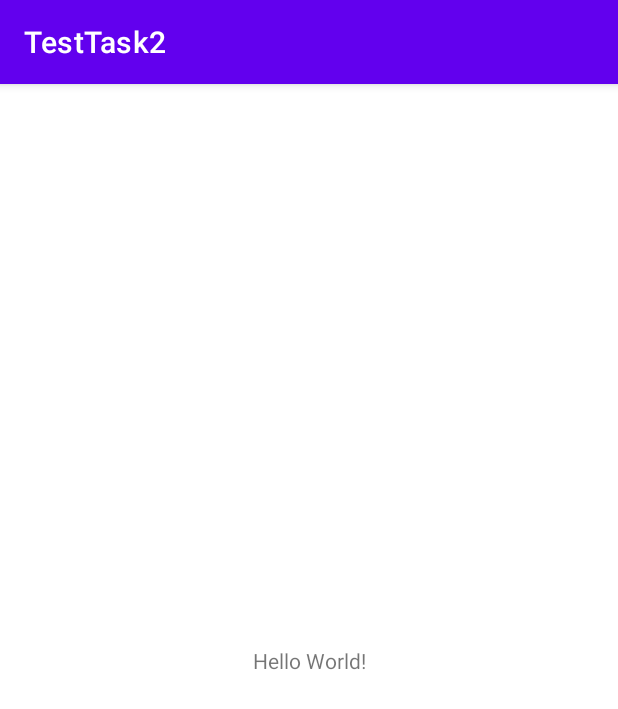
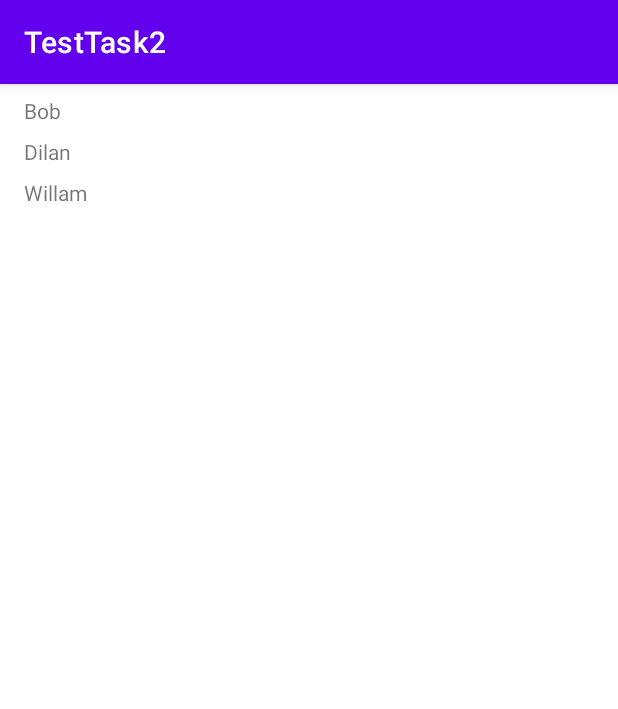
Before and after one commit to HryzhukKyrylo/TestTask2, an Android app: the screen it shows after launch (MainActivity), on a phone screen of 412 x 824 dp. Shown: the top 709 px of the screen. Run offline under Robolectric (Android 15) with nearby library versions, the phone set to English and light mode, and no system bars.

Commit message:
add RecyclerView

```diff
--- a/app/build.gradle
+++ b/app/build.gradle
@@ -35,6 +35,9 @@ android {
     kotlinOptions {
         jvmTarget = '1.8'
     }
+    buildFeatures {
+        viewBinding = true
+    }
 }
 
 dependencies {
--- a/app/src/main/java/com/natife/testtask2/model/UserResponse.kt
+++ b/app/src/main/java/com/natife/testtask2/model/UserResponse.kt
@@ -2,7 +2,7 @@ package com.natife.testtask2.model
 
 data class UserResponse(
     val info: Info,
-    val results: List<Result>
+    val results: List<Human>
 )
 data class Info(
     val page: Int,
@@ -11,7 +11,7 @@ data class Info(
     val version: String
 )
 
-data class Result(
+data class Human(
     val cell: String,
     val dob: Dob,
     val email: String,
--- a/app/src/main/java/com/natife/testtask2/ui/mainscreen/MainSreenFragment.kt
+++ b/app/src/main/java/com/natife/testtask2/ui/mainscreen/MainSreenFragment.kt
@@ -5,15 +5,43 @@ import androidx.fragment.app.Fragment
 import android.view.LayoutInflater
 import android.view.View
 import android.view.ViewGroup
+import androidx.recyclerview.widget.LinearLayoutManager
 import com.natife.testtask2.R
+import com.natife.testtask2.databinding.FragmentMainSreenBinding
+import com.natife.testtask2.model.Human
+import com.natife.testtask2.model.Name
+import com.natife.testtask2.ui.mainscreen.adapter.MainRecyclerView
 
 class MainSreenFragment : Fragment() {
+
+    private lateinit var binding: FragmentMainSreenBinding
+    private val adapter: MainRecyclerView by lazy { MainRecyclerView() }
 
     override fun onCreateView(
         inflater: LayoutInflater, container: ViewGroup?,
         savedInstanceState: Bundle?
-    ): View? {
-        return inflater.inflate(R.layout.fragment_main_sreen, container, false)
+    ): View {
+        binding = FragmentMainSreenBinding.inflate(inflater, container, false)
+        return binding.root
+    }
+
+    override fun onViewCreated(view: View, savedInstanceState: Bundle?) {
+        super.onViewCreated(view, savedInstanceState)
+        initAdapter()
+        updateListRecycler()
+    }
+
+    private fun updateListRecycler() {
+        adapter.updateListRecycler(initListHuman())
+    }
+
+    private fun initListHuman() = listOf<String>("Bob","Dilan","Willam")
+
+
+    private fun initAdapter() {
+        binding.mainRecyclerView.layoutManager = LinearLayoutManager(requireContext())
+        binding.mainRecyclerView.adapter = adapter
+
     }
 
 }
--- /dev/null
+++ b/app/src/main/java/com/natife/testtask2/ui/mainscreen/adapter/MainRecyclerView.kt
@@ -0,0 +1,37 @@
+package com.natife.testtask2.ui.mainscreen.adapter
+
+import android.view.LayoutInflater
+import android.view.ViewGroup
+import androidx.recyclerview.widget.RecyclerView
+import com.natife.testtask2.databinding.ListItemBinding
+import com.natife.testtask2.model.Human
+
+class MainRecyclerView : RecyclerView.Adapter<MainRecyclerView.MainViewHolder>() {
+    private lateinit var listHuman: List<String>
+
+    class MainViewHolder(private val bindingItem: ListItemBinding) :
+        RecyclerView.ViewHolder(bindingItem.root) {
+        fun bind(item: String) {
+            bindingItem.itemNameText.text = item
+        }
+    }
+
+    override fun onCreateViewHolder(parent: ViewGroup, viewType: Int): MainViewHolder {
+        val binding = ListItemBinding.inflate(
+            LayoutInflater.from(parent.context),
+            parent,
+            false
+        )
+        return MainViewHolder(binding)
+    }
+
+    override fun onBindViewHolder(holder: MainViewHolder, position: Int) {
+        holder.bind(listHuman[position])
+    }
+
+    override fun getItemCount(): Int = listHuman.size
+
+    fun updateListRecycler(list: List<String>) {
+        listHuman = list
+    }
+}
--- a/app/src/main/res/layout/activity_main.xml
+++ b/app/src/main/res/layout/activity_main.xml
@@ -6,13 +6,11 @@
     android:layout_height="match_parent"
     tools:context=".MainActivity">
 
-    <TextView
-        android:layout_width="wrap_content"
-        android:layout_height="wrap_content"
-        android:text="Hello World!"
-        app:layout_constraintBottom_toBottomOf="parent"
-        app:layout_constraintLeft_toLeftOf="parent"
-        app:layout_constraintRight_toRightOf="parent"
-        app:layout_constraintTop_toTopOf="parent" />
-
+    <androidx.fragment.app.FragmentContainerView
+        android:id="@+id/fragmentContainerView"
+        android:name="androidx.navigation.fragment.NavHostFragment"
+        android:layout_width="match_parent"
+        android:layout_height="match_parent"
+        app:defaultNavHost="true"
+        app:navGraph="@navigation/my_graph" />
 </androidx.constraintlayout.widget.ConstraintLayout>
--- a/app/src/main/res/layout/fragment_main_sreen.xml
+++ b/app/src/main/res/layout/fragment_main_sreen.xml
@@ -3,12 +3,11 @@
     xmlns:tools="http://schemas.android.com/tools"
     android:layout_width="match_parent"
     android:layout_height="match_parent"
-    tools:context=".MainSreenFragment">
+    tools:context=".ui.mainscreen.MainSreenFragment">
 
-    <!-- TODO: Update blank fragment layout -->
-    <TextView
+    <androidx.recyclerview.widget.RecyclerView
+        android:id="@+id/mainRecyclerView"
         android:layout_width="match_parent"
-        android:layout_height="match_parent"
-        android:text="@string/hello_blank_fragment" />
+        android:layout_height="match_parent" />
 
 </FrameLayout>
--- /dev/null
+++ b/app/src/main/res/layout/list_item.xml
@@ -0,0 +1,26 @@
+<?xml version="1.0" encoding="utf-8"?>
+<androidx.constraintlayout.widget.ConstraintLayout xmlns:android="http://schemas.android.com/apk/res/android"
+    xmlns:app="http://schemas.android.com/apk/res-auto"
+    xmlns:tools="http://schemas.android.com/tools"
+    android:layout_width="match_parent"
+    android:layout_height="wrap_content">
+
+    <ImageView
+        android:id="@+id/itemImageView"
+        android:layout_width="wrap_content"
+        android:layout_height="wrap_content"
+        android:layout_marginStart="8dp"
+        android:layout_marginTop="8dp"
+        app:layout_constraintStart_toStartOf="parent"
+        app:layout_constraintTop_toTopOf="parent"
+        tools:srcCompat="@tools:sample/avatars" />
+
+    <TextView
+        android:id="@+id/itemNameText"
+        android:layout_width="wrap_content"
+        android:layout_height="wrap_content"
+        android:layout_marginStart="8dp"
+        android:text="TextView"
+        app:layout_constraintStart_toEndOf="@+id/itemImageView"
+        app:layout_constraintTop_toTopOf="@+id/itemImageView" />
+</androidx.constraintlayout.widget.ConstraintLayout>
```
